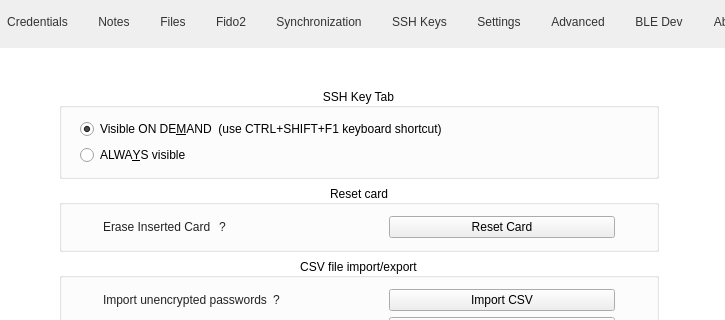
First picture: the form in src/MainWindow.ui, repository mooltipass/moolticute, before the edit; both pictures show x 122 to 847 and y 0 to 320 of the 963 by 649 pixel window.
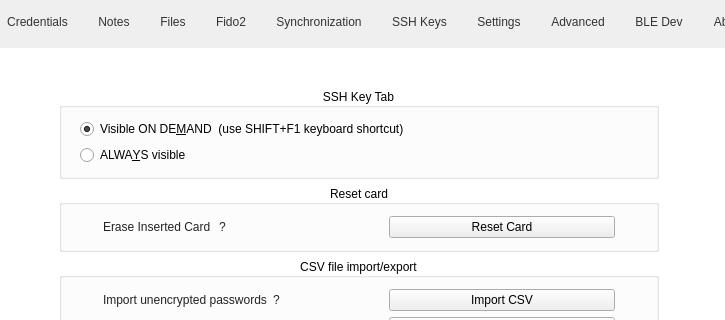
Second picture: the form after the edit. The open tabs and pages were chosen to show the change. Icons and pictures are not drawn. Custom widgets are drawn as their Qt base class.

Commit message: Remove CTRL from shortcut displayed on Advanced tab

Diff of the .ui file:
```diff
--- a/src/MainWindow.ui
+++ b/src/MainWindow.ui
@@ -4969,7 +4969,7 @@
            <item>
             <widget class="QRadioButton" name="radioButtonSSHTabOnDemand">
              <property name="text">
-              <string>Visible ON DE&amp;MAND  (use CTRL+SHIFT+F1 keyboard shortcut)</string>
+              <string>Visible ON DE&amp;MAND  (use SHIFT+F1 keyboard shortcut)</string>
              </property>
              <property name="checked">
               <bool>true</bool>
```
The commit also changes 1 other file.
